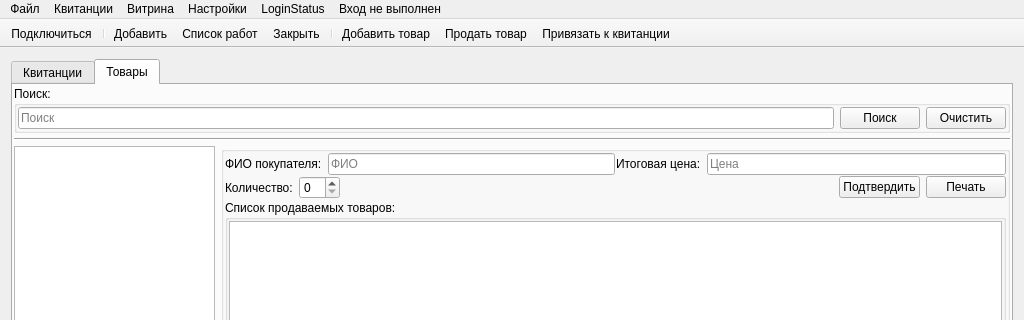
This is mainwindow.ui in eboladev/XPPC as Qt 5 draws it before an edit; both pictures show x 0 to 1024 and y 0 to 320 of the 1024 by 768 pixel window. The edited form follows.
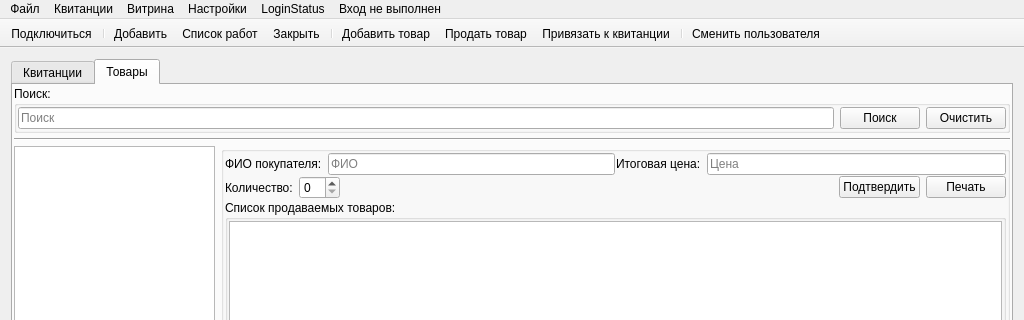
This is the edited form. Icons and pictures are not drawn. Custom widgets are drawn as their Qt base class.

Commit message: fixed some release-related bugs, small changes in user management

Patch:
```diff
--- a/mainwindow.ui
+++ b/mainwindow.ui
@@ -853,6 +853,8 @@
    <addaction name="actionAddProduct"/>
    <addaction name="actionSellProduct"/>
    <addaction name="actionAttachToTicket"/>
+   <addaction name="separator"/>
+   <addaction name="actionChangeUser"/>
   </widget>
   <action name="actionConnect">
    <property name="icon">
```
Left out of the diff: 93 changed lines with no effect on the pictures. The commit also changes 5 other files.
